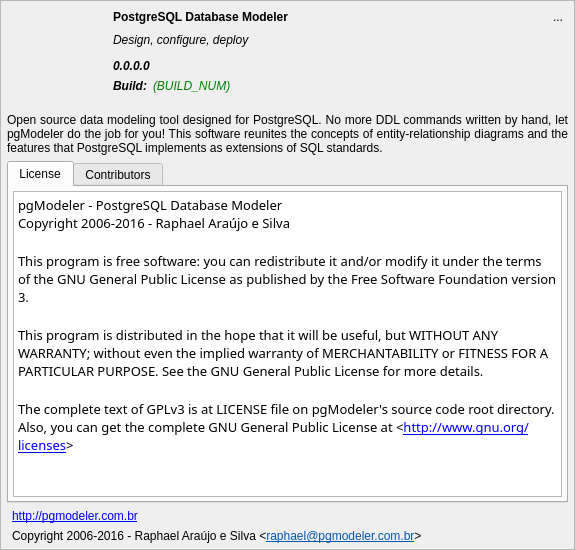
First picture: the form in libpgmodeler_ui/ui/aboutwidget.ui, repository pgmodeler/pgmodeler, before the edit.
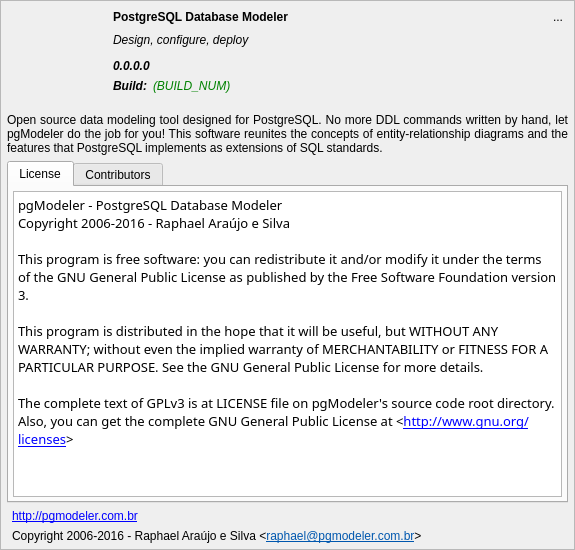
Second picture: the form after the edit. Icons and pictures are not drawn.

Diff of the .ui file:
```diff
--- a/libpgmodeler_ui/ui/aboutwidget.ui
+++ b/libpgmodeler_ui/ui/aboutwidget.ui
@@ -500,8 +500,8 @@
              <string notr="true">&lt;!DOCTYPE HTML PUBLIC &quot;-//W3C//DTD HTML 4.0//EN&quot; &quot;http://www.w3.org/TR/REC-html40/strict.dtd&quot;&gt;
 &lt;html&gt;&lt;head&gt;&lt;meta name=&quot;qrichtext&quot; content=&quot;1&quot; /&gt;&lt;style type=&quot;text/css&quot;&gt;
 p, li { white-space: pre-wrap; }
-&lt;/style&gt;&lt;/head&gt;&lt;body style=&quot; font-family:'Droid Sans Tamil'; font-size:11pt; font-weight:400; font-style:normal;&quot;&gt;
-&lt;p style=&quot; margin-top:12px; margin-bottom:12px; margin-left:0px; margin-right:0px; -qt-block-indent:0; text-indent:0px;&quot;&gt;&lt;span style=&quot; font-family:'Courier'; font-size:10pt;&quot;&gt;pgModeler - PostgreSQL Database Modeler&lt;br /&gt;Copyright 2006-2016 - Raphael Araújo e Silva&lt;br /&gt;&lt;br /&gt;This program is free software: you can redistribute it and/or modify it under the terms of the GNU General Public License as published by the Free Software Foundation version 3.&lt;br /&gt;&lt;br /&gt;This program is distributed in the hope that it will be useful, but WITHOUT ANY WARRANTY; without even the implied warranty of MERCHANTABILITY or FITNESS FOR A PARTICULAR PURPOSE. See the GNU General Public License for more details.&lt;br /&gt;&lt;br /&gt;The complete text of GPLv3 is at LICENSE file on pgModeler's source code root directory. Also, you can get the complete GNU General Public License at &amp;lt;&lt;/span&gt;&lt;a href=&quot;http://www.gnu.org/licenses&quot;&gt;&lt;span style=&quot; font-family:'Courier'; font-size:10pt; text-decoration: underline; color:#0000ff;&quot;&gt;http://www.gnu.org/licenses&lt;/span&gt;&lt;/a&gt;&lt;span style=&quot; font-family:'Courier'; font-size:10pt;&quot;&gt;&amp;gt;&lt;/span&gt;&lt;/p&gt;&lt;/body&gt;&lt;/html&gt;</string>
+&lt;/style&gt;&lt;/head&gt;&lt;body style=&quot; font-family:'Droid Sans Tamil'; font-size:10pt; font-weight:400; font-style:normal;&quot;&gt;
+&lt;p style=&quot; margin-top:12px; margin-bottom:12px; margin-left:0px; margin-right:0px; -qt-block-indent:0; text-indent:0px;&quot;&gt;&lt;span style=&quot; font-family:'Courier';&quot;&gt;pgModeler - PostgreSQL Database Modeler&lt;br /&gt;Copyright 2006-2016 - Raphael Araújo e Silva&lt;br /&gt;&lt;br /&gt;This program is free software: you can redistribute it and/or modify it under the terms of the GNU General Public License as published by the Free Software Foundation version 3.&lt;br /&gt;&lt;br /&gt;This program is distributed in the hope that it will be useful, but WITHOUT ANY WARRANTY; without even the implied warranty of MERCHANTABILITY or FITNESS FOR A PARTICULAR PURPOSE. See the GNU General Public License for more details.&lt;br /&gt;&lt;br /&gt;The complete text of GPLv3 is at LICENSE file on pgModeler's source code root directory. Also, you can get the complete GNU General Public License at &amp;lt;&lt;/span&gt;&lt;a href=&quot;http://www.gnu.org/licenses&quot;&gt;&lt;span style=&quot; font-family:'Courier'; text-decoration: underline; color:#0000ff;&quot;&gt;http://www.gnu.org/licenses&lt;/span&gt;&lt;/a&gt;&lt;span style=&quot; font-family:'Courier';&quot;&gt;&amp;gt;&lt;/span&gt;&lt;/p&gt;&lt;/body&gt;&lt;/html&gt;</string>
             </property>
             <property name="acceptRichText">
              <bool>false</bool>
```
Left out of the diff: 2 changed lines with no effect on the pictures.
